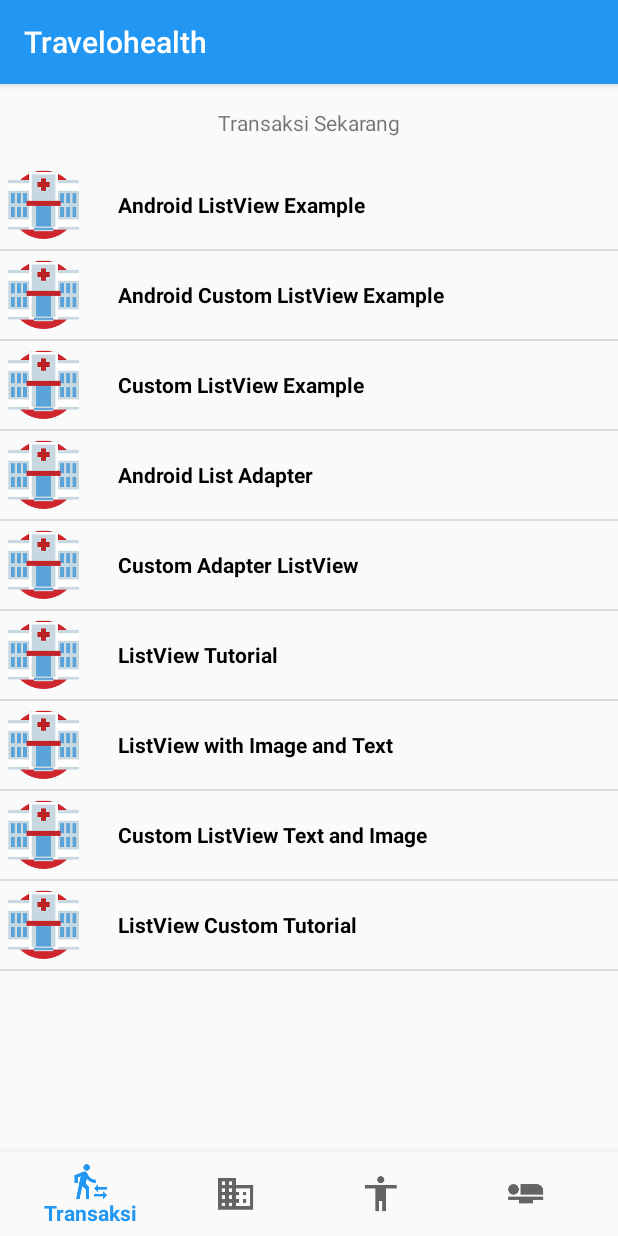
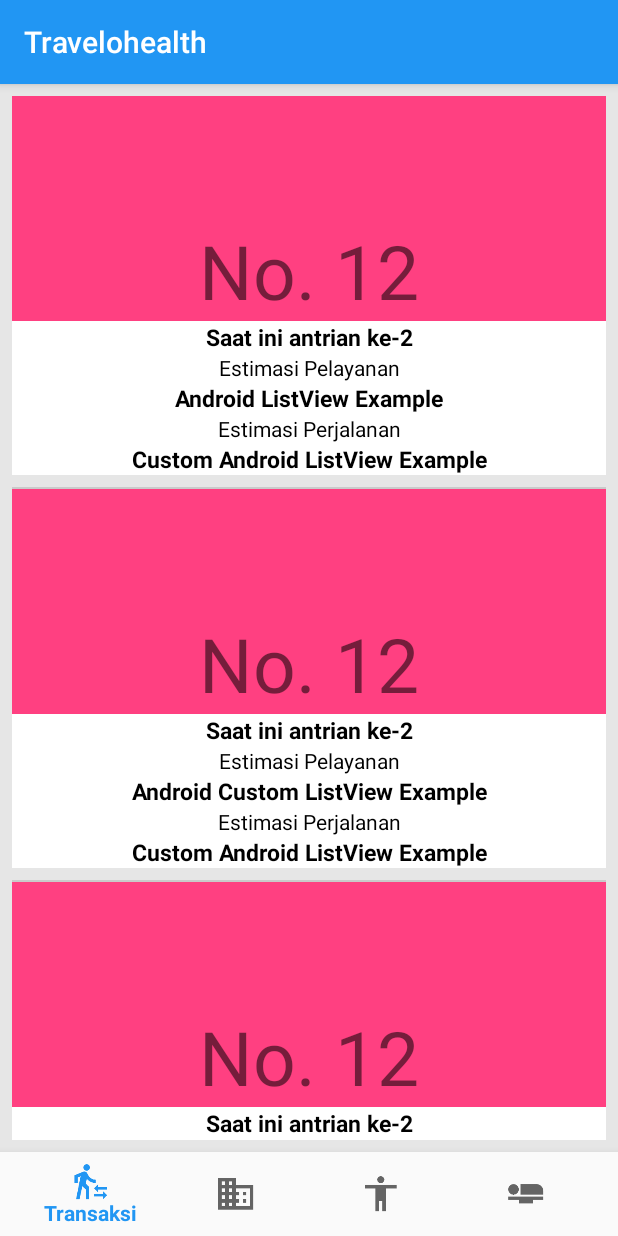
Before and after one commit to Daneswara/Travelohealth, an Android app: the screen it shows after launch (Home), on a phone screen of 412 x 824 dp. Run offline under Robolectric (Android 15) with nearby library versions, the phone set to English and light mode, and no system bars.

Commit message:
add list dokter

```diff
--- /dev/null
+++ b/app/src/main/java/com/masbie/travelohealth/AdapterDokter.java
@@ -0,0 +1,38 @@
+package com.masbie.travelohealth;
+
+import android.app.Activity;
+import android.content.Context;
+import android.view.LayoutInflater;
+import android.view.View;
+import android.view.ViewGroup;
+import android.widget.ArrayAdapter;
+import android.widget.ImageView;
+import android.widget.TextView;
+
+/**
+ * Created by Daneswara Jauhari on 06/08/2017.
+ */
+
+public class AdapterDokter extends ArrayAdapter {
+    String[] androidListViewStrings;
+    Integer[] imagesId;
+    Context context;
+
+    public AdapterDokter(Activity context, Integer[] imagesId, String[] textListView) {
+        super(context, R.layout.layout_transaksi_listview, textListView);
+        this.androidListViewStrings = textListView;
+        this.imagesId = imagesId;
+        this.context = context;
+    }
+
+    @Override
+    public View getView(int i, View view, ViewGroup viewGroup) {
+        LayoutInflater layoutInflater = (LayoutInflater) context
+                .getSystemService(Context.LAYOUT_INFLATER_SERVICE);
+        View viewRow = layoutInflater.inflate(R.layout.layout_dokter_listview, null,
+                true);
+        ImageView mimageView = (ImageView) viewRow.findViewById(R.id.image_view);
+        mimageView.setImageResource(imagesId[i]);
+        return viewRow;
+    }
+}
--- a/app/src/main/java/com/masbie/travelohealth/Home.java
+++ b/app/src/main/java/com/masbie/travelohealth/Home.java
@@ -55,13 +55,9 @@ public class Home extends AppCompatActivity {
         }
 
     };
-    String androidListViewStrings[] = {"Android ListView Example", "Android Custom ListView Example", "Custom ListView Example",
-            "Android List Adapter", "Custom Adapter ListView", "ListView Tutorial",
-            "ListView with Image and Text", "Custom ListView Text and Image", "ListView Custom Tutorial"};
+    String androidListViewStrings[] = {"Android ListView Example", "Android Custom ListView Example", "Custom ListView Example"};
 
-    Integer image_id[] = {R.mipmap.ic_launcher, R.mipmap.ic_launcher, R.mipmap.ic_launcher,
-            R.mipmap.ic_launcher, R.mipmap.ic_launcher, R.mipmap.ic_launcher,
-            R.mipmap.ic_launcher, R.mipmap.ic_launcher, R.mipmap.ic_launcher};
+    Integer image_id[] = {R.color.colorAccent, R.color.colorAccent, R.color.colorAccent};
     @Override
     protected void onCreate(Bundle savedInstanceState) {
         super.onCreate(savedInstanceState);
@@ -81,6 +77,10 @@ public class Home extends AppCompatActivity {
         AdapterTransaksiSekarang androidListAdapter = new AdapterTransaksiSekarang(this, image_id, androidListViewStrings);
         ListView androidListView = (ListView) findViewById(R.id.custom_listview_transaksi_sekarang);
         androidListView.setAdapter(androidListAdapter);
+
+        AdapterDokter androidListDokter = new AdapterDokter(this, image_id, androidListViewStrings);
+        ListView androidListViewDokter = (ListView) findViewById(R.id.custom_listview_dokter);
+        androidListViewDokter.setAdapter(androidListDokter);
     }
 
 }
--- a/app/src/main/res/layout/activity_home.xml
+++ b/app/src/main/res/layout/activity_home.xml
@@ -6,6 +6,7 @@
     android:layout_width="match_parent"
     android:layout_height="match_parent"
     android:orientation="vertical"
+    android:background="@color/colorAbu"
     tools:context="com.masbie.travelohealth.Home">
 
 
@@ -16,32 +17,14 @@
         android:layout_weight="1"
         android:orientation="vertical">
 
-            <TextView
-                android:id="@+id/tsekarang"
-                android:layout_width="match_parent"
-                android:layout_height="wrap_content"
-                android:layout_marginBottom="@dimen/activity_vertical_margin"
-                android:layout_marginLeft="@dimen/activity_horizontal_margin"
-                android:layout_marginRight="@dimen/activity_horizontal_margin"
-                android:layout_marginTop="@dimen/activity_vertical_margin"
-                android:text="Transaksi Sekarang"
-                android:textAlignment="center" />
 
         <ListView
             android:id="@+id/custom_listview_transaksi_sekarang"
+            android:layout_margin="8dp"
+            android:layout_marginBottom="16dp"
             android:layout_width="match_parent"
             android:layout_height="match_parent" />
 
-            <TextView
-                android:id="@+id/ttransaksi"
-                android:layout_width="match_parent"
-                android:layout_height="wrap_content"
-                android:layout_marginBottom="@dimen/activity_vertical_margin"
-                android:layout_marginLeft="@dimen/activity_horizontal_margin"
-                android:layout_marginRight="@dimen/activity_horizontal_margin"
-                android:layout_marginTop="@dimen/activity_vertical_margin"
-                android:text="Riwayat Transaksi"
-                android:textAlignment="center" />
 
     </LinearLayout>
 
@@ -71,15 +54,12 @@
         android:layout_weight="1"
         android:orientation="vertical">
 
-            <TextView
-                android:id="@+id/textdokter"
+        <ListView
+            android:id="@+id/custom_listview_dokter"
+            android:layout_margin="8dp"
+            android:layout_marginBottom="16dp"
             android:layout_width="match_parent"
-                android:layout_height="wrap_content"
-                android:layout_marginBottom="@dimen/activity_vertical_margin"
-                android:layout_marginLeft="@dimen/activity_horizontal_margin"
-                android:layout_marginRight="@dimen/activity_horizontal_margin"
-                android:layout_marginTop="@dimen/activity_vertical_margin"
-                android:text="Dokter nya" />
+            android:layout_height="match_parent" />
 
     </LinearLayout>
 
--- a/app/src/main/res/layout/layout_transaksi_listview.xml
+++ b/app/src/main/res/layout/layout_transaksi_listview.xml
@@ -2,24 +2,76 @@
 <LinearLayout xmlns:android="http://schemas.android.com/apk/res/android"
     android:layout_width="match_parent"
     android:layout_height="match_parent"
-    android:orientation="horizontal">
+    android:orientation="vertical"
+    android:paddingBottom="8dp">
 
-    <ImageView
-        android:id="@+id/image_view"
-        android:layout_width="wrap_content"
+    <RelativeLayout
+        android:layout_width="match_parent"
+        android:layout_height="wrap_content">
+
+        <ImageView
+            android:id="@+id/image_view"
+            android:layout_width="match_parent"
+            android:layout_height="150dp"
+            android:layout_gravity="center_horizontal"
+            android:src="@color/colorAccent" />
+
+        <TextView
+            android:layout_width="match_parent"
+            android:layout_height="wrap_content"
+            android:layout_alignBottom="@+id/image_view"
+            android:gravity="center"
+            android:text="No. 12"
+            android:textSize="50sp" />
+    </RelativeLayout>
+
+    <TextView
+        android:layout_width="match_parent"
         android:layout_height="wrap_content"
-        android:layout_gravity="center_vertical"
-        android:padding="5dp"
-        android:src="@mipmap/ic_launcher" />
+        android:gravity="center"
+        android:background="@color/colorWhite"
+        android:text="Saat ini antrian ke-2"
+        android:textColor="#000"
+        android:textSize="15sp"
+        android:textStyle="bold" />
+
+    <TextView
+        android:layout_width="match_parent"
+        android:layout_height="wrap_content"
+        android:background="@color/colorWhite"
+        android:gravity="center"
+        android:text="Estimasi Pelayanan"
+        android:textColor="#000" />
 
     <TextView
         android:id="@+id/text_view"
-        android:layout_width="wrap_content"
+        android:layout_width="match_parent"
         android:layout_height="wrap_content"
-        android:layout_gravity="center_vertical"
-        android:layout_marginLeft="20dp"
+        android:background="@color/colorWhite"
+        android:gravity="center"
         android:text="Custom Android ListView Example"
         android:textColor="#000"
+        android:textSize="15sp"
         android:textStyle="bold" />
 
+    <TextView
+        android:layout_width="match_parent"
+        android:layout_height="wrap_content"
+        android:background="@color/colorWhite"
+        android:gravity="center"
+        android:text="Estimasi Perjalanan"
+        android:textColor="#000" />
+
+    <TextView
+        android:id="@+id/text_perjalanan"
+        android:layout_width="match_parent"
+        android:layout_height="wrap_content"
+        android:gravity="center"
+        android:background="@color/colorWhite"
+        android:text="Custom Android ListView Example"
+        android:textColor="#000"
+        android:textSize="15sp"
+        android:textStyle="bold" />
+
+
 </LinearLayout>
--- a/app/src/main/res/values/colors.xml
+++ b/app/src/main/res/values/colors.xml
@@ -4,4 +4,5 @@
     <color name="colorPrimaryDark">#1976D2</color>
     <color name="colorAccent">#FF4081</color>
     <color name="colorWhite">#FFFFFF</color>
+    <color name="colorAbu">#e6e6e6</color>
 </resources>
```
Also changed, not shown: app/src/main/res/layout/layout_dokter_listview.xml (added, +59 -0 lines). Lines whose indentation alone changed are shown as unchanged.
